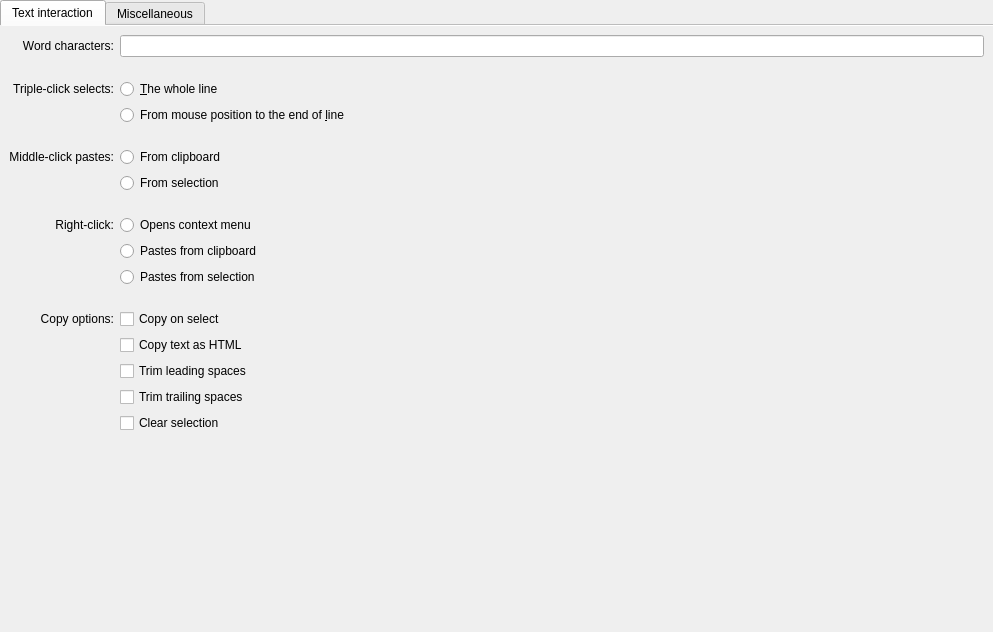
Before: the Qt Designer form src/widgets/EditProfileMousePage.ui in KDE/konsole, drawn with Qt 5.
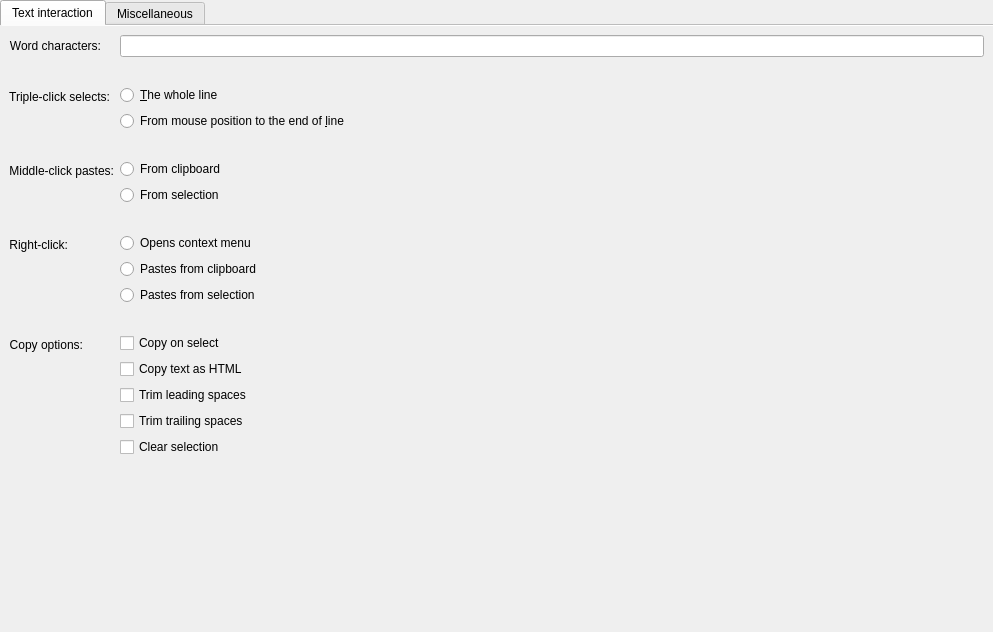
After: the same form once the commit is applied. The open tabs and pages were chosen to show the change.

Commit message:
EditProfileMousePage: Use formlayout, reorder and align items
In first tab we use formlayout, but in the miscellaneous section there
is a mishmash of options, so for them just ensure they're ordered in
clear way and aligned well.

Patch:
```diff
--- a/src/widgets/EditProfileMousePage.ui
+++ b/src/widgets/EditProfileMousePage.ui
@@ -40,8 +40,11 @@
         <number>0</number>
        </property>
        <item>
-        <layout class="QGridLayout">
-         <property name="spacing">
+        <layout class="QFormLayout" name="formLayout">
+         <property name="horizontalSpacing">
+          <number>6</number>
+         </property>
+         <property name="verticalSpacing">
           <number>6</number>
          </property>
          <item row="0" column="0">
@@ -99,6 +102,8 @@
           </widget>
          </item>
          <item row="2" column="1">
+          <layout class="QVBoxLayout" name="verticalLayout_3">
+           <item>
           <widget class="QRadioButton" name="tripleClickSelectsTheWholeLine">
            <property name="text">
             <string>&amp;The whole line</string>
@@ -108,7 +113,7 @@
            </attribute>
           </widget>
          </item>
-         <item row="3" column="1">
+           <item>
           <widget class="QRadioButton" name="tripleClickSelectsFromMousePosition">
            <property name="text">
             <string>From mouse position to the end of &amp;line</string>
@@ -118,7 +123,9 @@
            </attribute>
           </widget>
          </item>
-         <item row="4" column="1">
+          </layout>
+         </item>
+         <item row="3" column="1">
           <spacer>
            <property name="orientation">
             <enum>Qt::Orientation::Vertical</enum>
@@ -134,7 +141,7 @@
            </property>
           </spacer>
          </item>
-         <item row="5" column="0">
+         <item row="4" column="0">
           <widget class="QLabel" name="label_13">
            <property name="text">
             <string>Middle-click pastes:</string>
@@ -144,7 +151,9 @@
            </property>
           </widget>
          </item>
-         <item row="5" column="1">
+         <item row="4" column="1">
+          <layout class="QVBoxLayout" name="verticalLayout_4">
+           <item>
           <widget class="QRadioButton" name="pasteFromClipboardButton">
            <property name="text">
             <string>From clipboard</string>
@@ -154,7 +163,7 @@
            </attribute>
           </widget>
          </item>
-         <item row="6" column="1">
+           <item>
           <widget class="QRadioButton" name="pasteFromX11SelectionButton">
            <property name="text">
             <string>From selection</string>
@@ -164,7 +173,9 @@
            </attribute>
           </widget>
          </item>
-         <item row="7" column="1">
+          </layout>
+         </item>
+         <item row="5" column="1">
           <spacer>
            <property name="orientation">
             <enum>Qt::Orientation::Vertical</enum>
@@ -180,7 +191,7 @@
            </property>
           </spacer>
          </item>
-         <item row="8" column="0">
+         <item row="6" column="0">
           <widget class="QLabel" name="rightClickPasteLabel">
            <property name="text">
             <string>Right-click:</string>
@@ -190,7 +201,9 @@
            </property>
           </widget>
          </item>
-         <item row="8" column="1">
+         <item row="6" column="1">
+          <layout class="QVBoxLayout" name="verticalLayout_5">
+           <item>
           <widget class="QRadioButton" name="rightClickPasteDisabledButton">
            <property name="text">
             <string>Opens context menu</string>
@@ -203,7 +216,7 @@
            </attribute>
           </widget>
          </item>
-         <item row="9" column="1">
+           <item>
           <widget class="QRadioButton" name="rightClickPasteFromClipboardButton">
            <property name="text">
             <string>Pastes from clipboard</string>
@@ -216,7 +229,7 @@
            </attribute>
           </widget>
          </item>
-         <item row="10" column="1">
+           <item>
           <widget class="QRadioButton" name="rightClickPasteFromX11SelectionButton">
            <property name="text">
             <string>Pastes from selection</string>
@@ -229,7 +242,9 @@
            </attribute>
           </widget>
          </item>
-         <item row="11" column="1">
+          </layout>
+         </item>
+         <item row="7" column="1">
           <spacer>
            <property name="orientation">
             <enum>Qt::Orientation::Vertical</enum>
@@ -245,7 +260,7 @@
            </property>
           </spacer>
          </item>
-         <item row="12" column="0">
+         <item row="8" column="0">
           <widget class="QLabel" name="label">
            <property name="text">
             <string>Copy options:</string>
@@ -255,7 +270,9 @@
            </property>
           </widget>
          </item>
-         <item row="12" column="1">
+         <item row="8" column="1">
+          <layout class="QVBoxLayout" name="verticalLayout_6">
+           <item>
           <widget class="QCheckBox" name="copyTextToClipboardButton">
            <property name="toolTip">
             <string>Automatically copy selected text into clipboard</string>
@@ -265,7 +282,7 @@
            </property>
           </widget>
          </item>
-         <item row="13" column="1">
+           <item>
           <widget class="QCheckBox" name="copyTextAsHTMLButton">
            <property name="toolTip">
             <string>Copy text as HTML (including formatting, font faces, colors... etc)</string>
@@ -275,7 +292,7 @@
            </property>
           </widget>
          </item>
-         <item row="14" column="1">
+           <item>
           <widget class="QCheckBox" name="trimLeadingSpacesButton">
            <property name="toolTip">
             <string>Trim leading spaces in selected text, useful in some instances</string>
@@ -285,7 +302,7 @@
            </property>
           </widget>
          </item>
-         <item row="15" column="1">
+           <item>
           <widget class="QCheckBox" name="trimTrailingSpacesButton">
            <property name="toolTip">
             <string>Trim trailing spaces in selected text, useful in some instances</string>
@@ -295,7 +312,7 @@
            </property>
           </widget>
          </item>
-         <item row="16" column="1">
+           <item>
           <widget class="QCheckBox" name="clearSelectionButton">
            <property name="toolTip">
             <string>Clear selection after copying</string>
@@ -307,6 +324,8 @@
          </item>
         </layout>
        </item>
+        </layout>
+       </item>
        <item>
         <spacer>
          <property name="orientation">
```
Left out of the diff: 95 changed lines with no effect on the pictures. Lines whose indentation alone changed are shown as unchanged.
